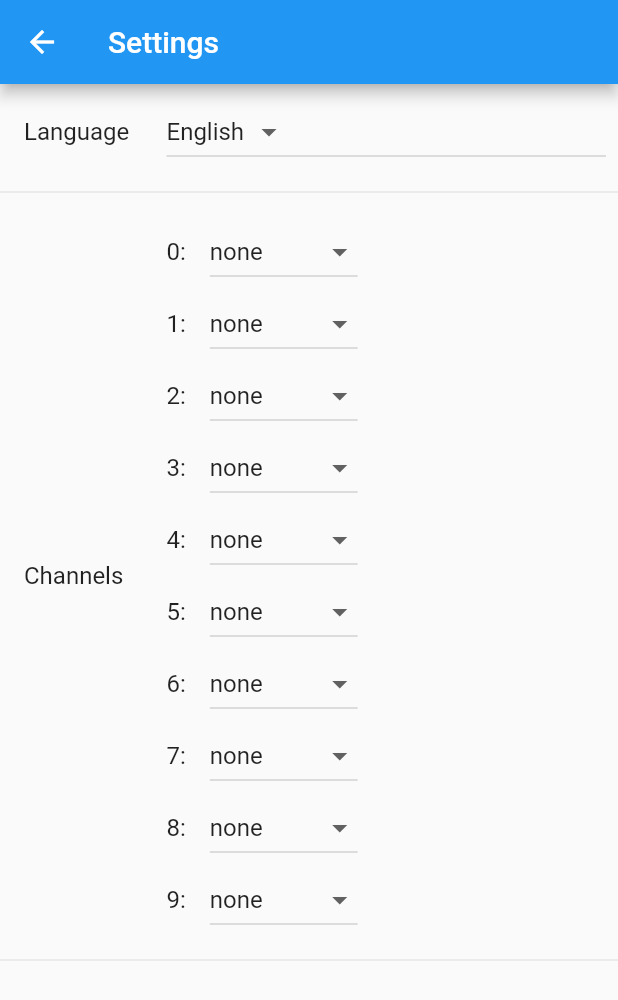
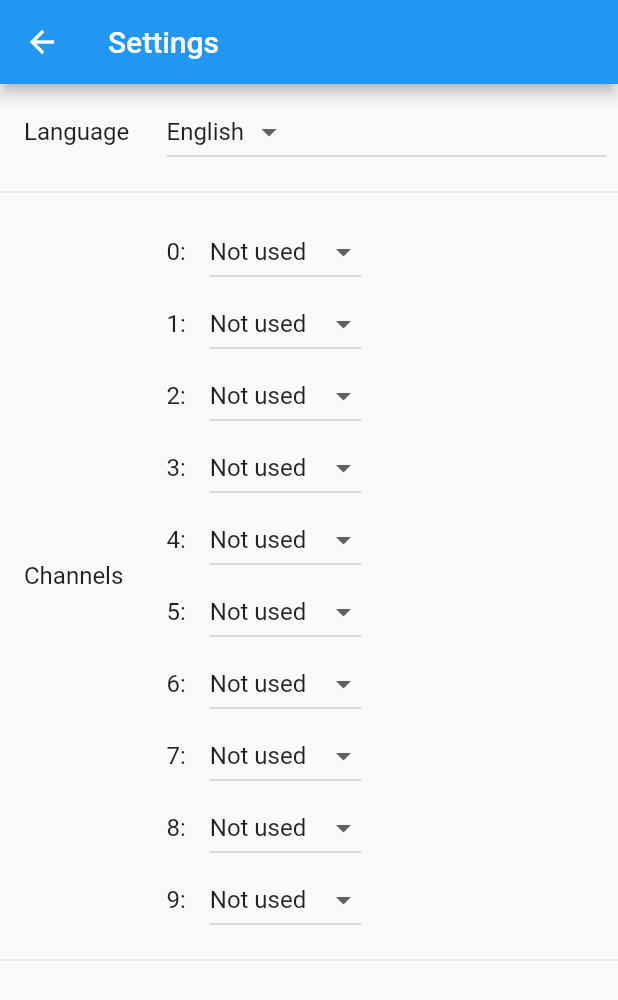
Before and after one commit to TobiasJacob/gcrdeviceconfigurator, a Flutter app: the SettingsPage screen opened directly, on a phone screen of 412 x 824 dp. Shown: the top 1000 px of the screen. Run offline on Flutter 3.47's test engine with Material 2 defaults, Android fonts, the phone set to English and light mode, and no system bars; our stand-ins replace file_picker, localstorage; missing offline and left inert: dartusbhid.

Commit message:
Translated options

```diff
--- a/lib/i18n/langs/language_en.dart
+++ b/lib/i18n/langs/language_en.dart
@@ -1,8 +1,22 @@
+import 'package:gcrdeviceconfigurator/data/app_settings.dart';
+
 import '../languages.dart';
 
 class LanguageEn extends Languages {
   @override
   String get appName => "Pedal Configurator";
+
+  @override
+  String axisTileOptions(String option) {
+    switch (option) {
+      case "Export":
+        return "Export";
+      case "Delete":
+        return "Delete";
+      default:
+        return "Undefined";
+    }
+  }
 
   @override
   String get settings => "Settings";
@@ -18,4 +32,20 @@ class LanguageEn extends Languages {
 
   @override
   String get languageSettings => "Language";
+
+  @override
+  String usage(Usage usage) {
+    switch (usage) {
+      case Usage.gas:
+        return "Gas";
+      case Usage.brake:
+        return "Brake";
+      case Usage.clutch:
+        return "Clutch";
+      case Usage.handbrake:
+        return "Handbrake";
+      default:
+        return "Not used";
+    }
+  }
 }
--- a/lib/i18n/languages.dart
+++ b/lib/i18n/languages.dart
@@ -1,4 +1,5 @@
 import 'package:flutter/material.dart';
+import 'package:gcrdeviceconfigurator/data/app_settings.dart';
 
 abstract class Languages {
   static Languages of(BuildContext context) {
@@ -7,10 +8,16 @@ abstract class Languages {
 
   String get appName;
 
-  // Settings
+  // Main Page
+  String axisTileOptions(String option);
+
+  // Settings Page
   String get settings;
   String get english;
   String get german;
   String get languageSettings;
   String get channelSettings;
+
+  // Usage
+  String usage(Usage usage);
 }
--- a/lib/pages/home/profile_tile.dart
+++ b/lib/pages/home/profile_tile.dart
@@ -8,6 +8,7 @@ import 'dart:io';
 
 import '../../data/database.dart';
 import '../../data/profile.dart';
+import '../../i18n/languages.dart';
 
 class ProfileTile extends StatelessWidget {
   final Profile profile;
@@ -18,6 +19,7 @@ class ProfileTile extends StatelessWidget {
 
   @override
   Widget build(BuildContext context) {
+    final lang = Languages.of(context);
     final database = Database.of(context);
 
     return Container(
@@ -53,7 +55,7 @@ class ProfileTile extends StatelessWidget {
               return {'Export', 'Delete'}.map((String choice) {
                 return PopupMenuItem<String>(
                   value: choice,
-                  child: Text(choice),
+                  child: Text(lang.axisTileOptions(choice)),
                 );
               }).toList();
             },
--- a/lib/pages/home_page.dart
+++ b/lib/pages/home_page.dart
@@ -16,7 +16,6 @@ class HomePage extends StatelessWidget {
           actions: <Widget>[
             IconButton(
               icon: const Icon(Icons.settings),
-              tooltip: 'Show Settings',
               onPressed: () {
                 Navigator.push(
                     context,
--- a/lib/pages/settings/channel_tile.dart
+++ b/lib/pages/settings/channel_tile.dart
@@ -11,6 +11,7 @@ class ChannelItem extends StatelessWidget {
 
   @override
   Widget build(BuildContext context) {
+    final lang = Languages.of(context);
     final appSettings = AppSettings.of(context);
 
     return Row(
@@ -25,7 +26,8 @@ class ChannelItem extends StatelessWidget {
           onChanged: (value) => appSettings.updateChannelUsage(index, value!),
           value: appSettings.channelSettings[index],
           items: Usage.values
-              .map((e) => DropdownMenuItem(value: e, child: Text(e.name)))
+              .map(
+                  (e) => DropdownMenuItem(value: e, child: Text(lang.usage(e))))
               .toList(),
         )
       ],
```
Also changed, not shown: lib/i18n/langs/language_de.dart (+30 -0 lines).
